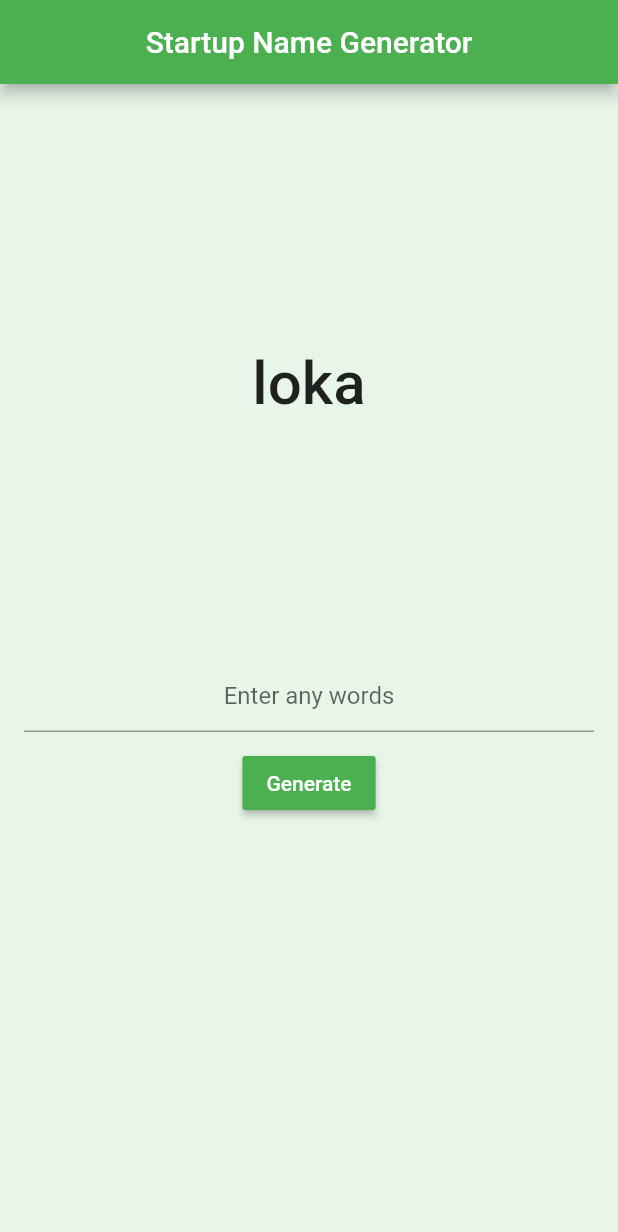
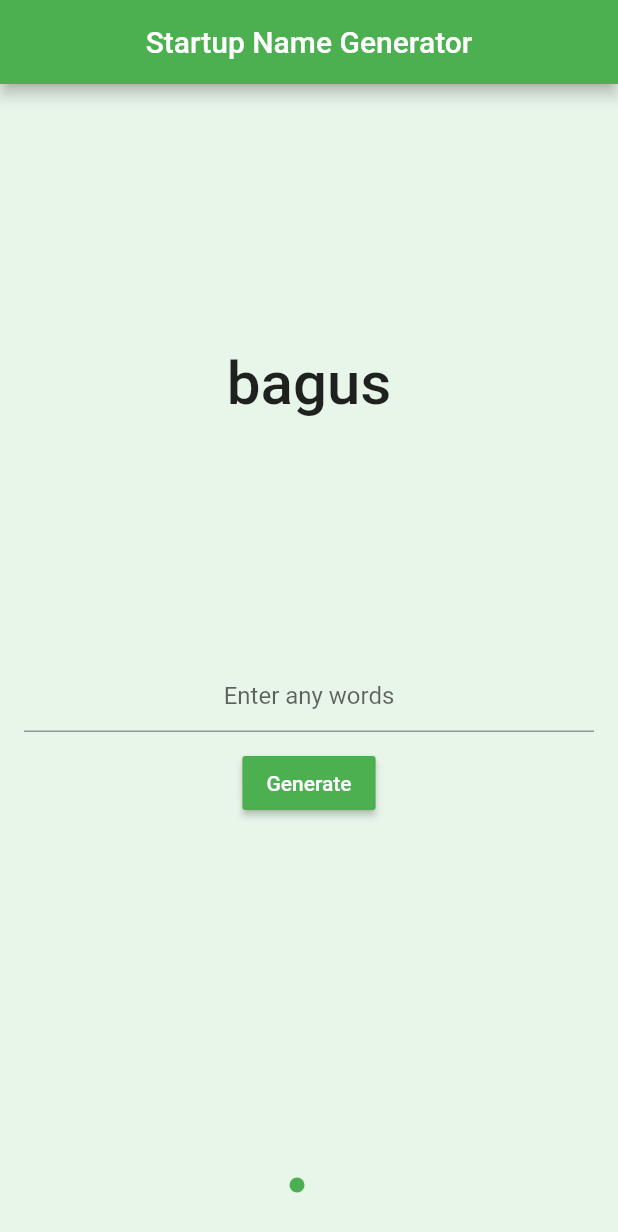
Before and after one commit to blurey8/nama.in, a Flutter app: the screen it shows after launch, after a tap on "Generate", on a phone screen of 412 x 824 dp. Shown: the top 1232 px of the screen. Run offline on Flutter 3.47's test engine with Material 2 defaults, Android fonts, the phone set to English and light mode, and no system bars; our stand-ins replace flutter_swiper.

Commit message:
create name generator based on selected category

```diff
--- a/lib/main.dart
+++ b/lib/main.dart
@@ -1,5 +1,9 @@
 import 'package:flutter/material.dart';
+// import 'package:carousel_slider/carousel_slider.dart';
+import 'package:flutter_swiper/flutter_swiper.dart';
+import 'try_swiper.dart';
 import 'name_generator.dart';
+import 'word_generator.dart';
 
 void main() => runApp(MyApp());
 
@@ -14,6 +18,7 @@ class MyApp extends StatelessWidget {
         scaffoldBackgroundColor: Colors.green[50],
       ),
       home: NameGenerator(),
+      // home: SwiperPage(title: 'Flutter Demo Home Page'),
     );
   }
 }
@@ -31,6 +36,105 @@ class NameGeneratorState extends State<NameGenerator> {
   void dispose() {
     nameController.dispose();
     super.dispose();
+  }
+
+  Widget buildCarousel() {
+    return new Swiper(
+      itemBuilder: (BuildContext context, int index) {
+        return new Image.network(
+          "http://via.placeholder.com/350x150",
+          fit: BoxFit.fill,
+        );
+      },
+      itemCount: 3,
+      pagination: new SwiperPagination(),
+      control: new SwiperControl(),
+    );
+  }
+
+  Widget buildSwiper({List<Widget> children}) {
+    return new Swiper(
+      itemBuilder: (BuildContext context, int index) {
+        return Container(
+          // color: Colors.yellow,
+          child: children[index],
+          // child: Center(child: Text(index.toString())),
+        );
+      },
+      loop: false,
+      itemCount: children.length,
+      pagination: new SwiperPagination(),
+    );
+  }
+
+  Widget buildTextForm() {
+    return Column(
+      children: <Widget>[
+        TextFormField(
+          controller: nameController,
+          textAlign: TextAlign.center,
+          decoration: InputDecoration(
+            hintText: 'Enter any words',
+            // focusColor: Colors.yellow,
+          ),
+        ),
+        SizedBox(height: 10.0),
+        RaisedButton(
+            child: Text('Generate'),
+            color: Colors.green,
+            textColor: Colors.white,
+            onPressed: () {
+              setState(() {
+                this.startupName = generateName(nameController.text);
+              });
+              print(this.startupName);
+            }),
+      ],
+    );
+  }
+
+  Widget buildCategoryTile(String categoryName, Color color) {
+    return RaisedButton(
+      color: color,
+      textColor: Colors.white,
+      onPressed: () {
+        setState(() {
+          this.startupName = generateName(
+            getWordByCategory(categoryName)
+          );
+        });
+        print(this.startupName);
+        print(categoryName + ' pressed!');
+      },
+      child: Text(
+        categoryName,
+        textAlign: TextAlign.center,
+      ),
+    );
+  }
+
+  // Health, Finance, Education
+  // Food, Transportation, eCommerce
+  // Media, Social, Agriculture
+  Widget buildCategoryTiles() {
+    return GridView.count(
+      crossAxisCount: 3,
+      primary: false,
+      // padding: const EdgeInsets.all(20),
+      crossAxisSpacing: 10,
+      mainAxisSpacing: 10,
+      children: <Widget>[
+        buildCategoryTile('Food', Colors.red[600]),
+        buildCategoryTile('eCommerce', Colors.red[500]),
+        buildCategoryTile('Agriculture', Colors.red[400]),
+        buildCategoryTile('Finance', Colors.green[600]),
+        buildCategoryTile('Media', Colors.green[500]),
+        buildCategoryTile('Social', Colors.green[400]),
+        buildCategoryTile('Health', Colors.blue[600]),
+        buildCategoryTile('Education', Colors.blue[500]),
+        buildCategoryTile('Transportation', Colors.blue[400]),
+      ],
+    );
   }
 
   @override
@@ -59,30 +163,11 @@ class NameGeneratorState extends State<NameGenerator> {
               ),
             ),
             Expanded(
-              child: Column(
-                children: <Widget>[
-                  TextFormField(
-                    controller: nameController,
-                    textAlign: TextAlign.center,
-                    decoration: InputDecoration(
-                      hintText: 'Enter any words',
-                      // focusColor: Colors.yellow,
-                    ),
-                  ),
-                  SizedBox(height: 10.0),
-                  RaisedButton(
-                      child: Text('Generate'),
-                      color: Colors.green,
-                      textColor: Colors.white,
-                      onPressed: () {
-                        setState(() {
-                          this.startupName = generateName(nameController.text);
-                        });
-                        print(this.startupName);
-                      }),
-                ],
-              ),
-            )
+              // child: buildTextForm(),
+              // child: buildCategoryTiles(),
+              child: buildSwiper(
+                  children: <Widget>[buildTextForm(), buildCategoryTiles()]),
+            ),
           ],
         ),
       ),
--- a/lib/name_generator.dart
+++ b/lib/name_generator.dart
@@ -1,13 +1,4 @@
-import 'dart:math';
-
-final _random = new Random();
-Object _randomChoice(List<Object> list) {
-  return list[_random.nextInt(list.length)];
-}
-
-String _randomString(List<String> list) {
-  return _randomChoice(list).toString();
-}
+import 'random.dart';
 
 List<String> prefixes = [
   'Go',
@@ -17,6 +8,10 @@ List<String> prefixes = [
   'Oke',
   'Siap',
   'Halo',
+  'Beli',
+  'nge',
+  'Ruang',
+  'Si',
 ];
 
 List<String> postfixes = [
@@ -24,6 +19,7 @@ List<String> postfixes = [
   '.id',
   '.com',
   '.io',
+  'an',
   'pedia',
   'loka',
   'online',
@@ -48,8 +44,8 @@ List<List<String>> mispells = [
   ['l', 'll'],
   ['m', 'mm'],
   ['n', 'nn'],
-  ['p', 'oo'],
-  ['q', 'pp'],
+  ['o', 'oo'],
+  ['p', 'pp'],
   ['q', 'qq'],
   ['r', 'rr'],
   ['s', 'ss'],
@@ -120,26 +116,26 @@ List<Function(String)> _generators = [
 ];
 
 String _prefixGenerator(String text) {
-  return _randomString(prefixes) + text;
+  return randomString(prefixes) + text;
 }
 
 String _postfixGenerator(String text) {
-  return text + _randomString(postfixes);
+  return text + randomString(postfixes);
 }
 
 String _mispellGenerator(String text) {
-  int index = _random.nextInt(text.length);
+  int index = randomInt(text.length);
   String char = text[index];
   List<List<String>> availableMispells =
       mispells.where((mispell) => mispell[0] == char).toList();
   List<String> choosenMispell =
-      availableMispells[_random.nextInt(availableMispells.length)];
+      availableMispells[randomInt(availableMispells.length)];
   return text.replaceRange(index, index + 1, choosenMispell[1]);
 }
 
 /// Return given text to a typical startup name.
 String generateName(String text) {
-  Function generator = _randomChoice(_generators);
+  Function generator = randomChoice(_generators);
   return generator(text);
 }
 
--- /dev/null
+++ b/lib/random.dart
@@ -0,0 +1,14 @@
+import 'dart:math';
+
+final _random = new Random();
+Object randomChoice(List<Object> list) {
+  return list[_random.nextInt(list.length)];
+}
+
+String randomString(List<String> list) {
+  return randomChoice(list).toString();
+}
+
+int randomInt(int range) {
+  return _random.nextInt(range);
+}
--- a/pubspec.yaml
+++ b/pubspec.yaml
@@ -19,6 +19,7 @@ environment:
 dependencies:
   flutter:
     sdk: flutter
+  flutter_swiper : ^1.1.6
 
   # The following adds the Cupertino Icons font to your application.
   # Use with the CupertinoIcons class for iOS style icons.
```
Also changed, not shown: lib/try_swiper.dart (added, +33 -0 lines), lib/word_generator.dart (added, +138 -0 lines).
